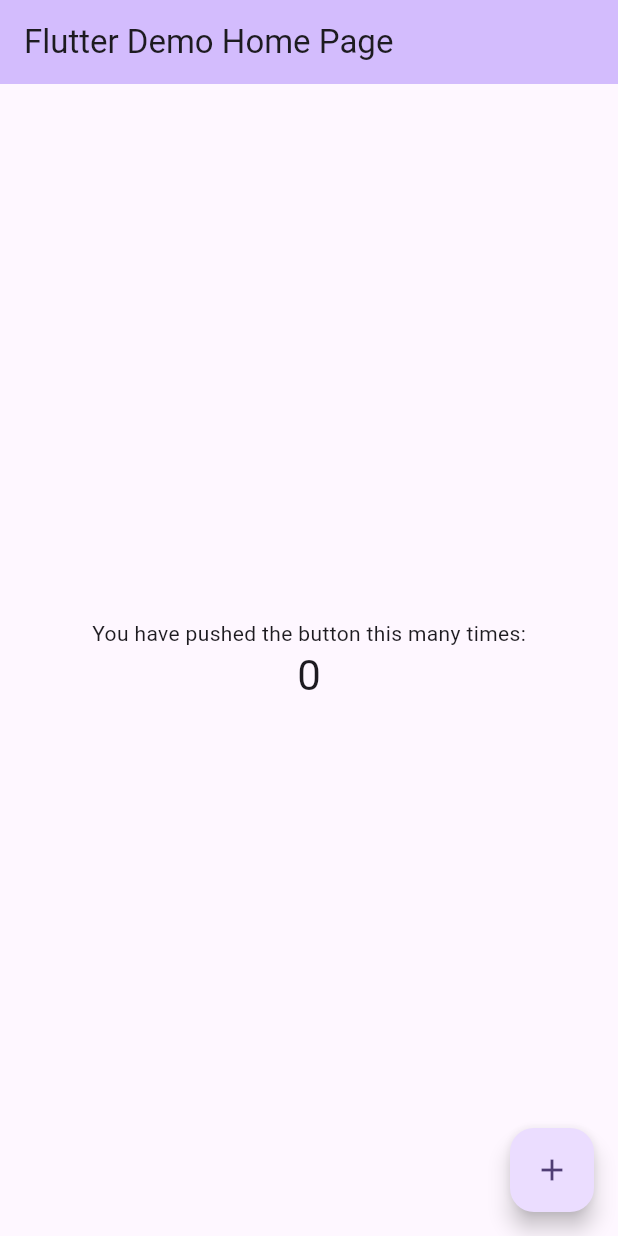
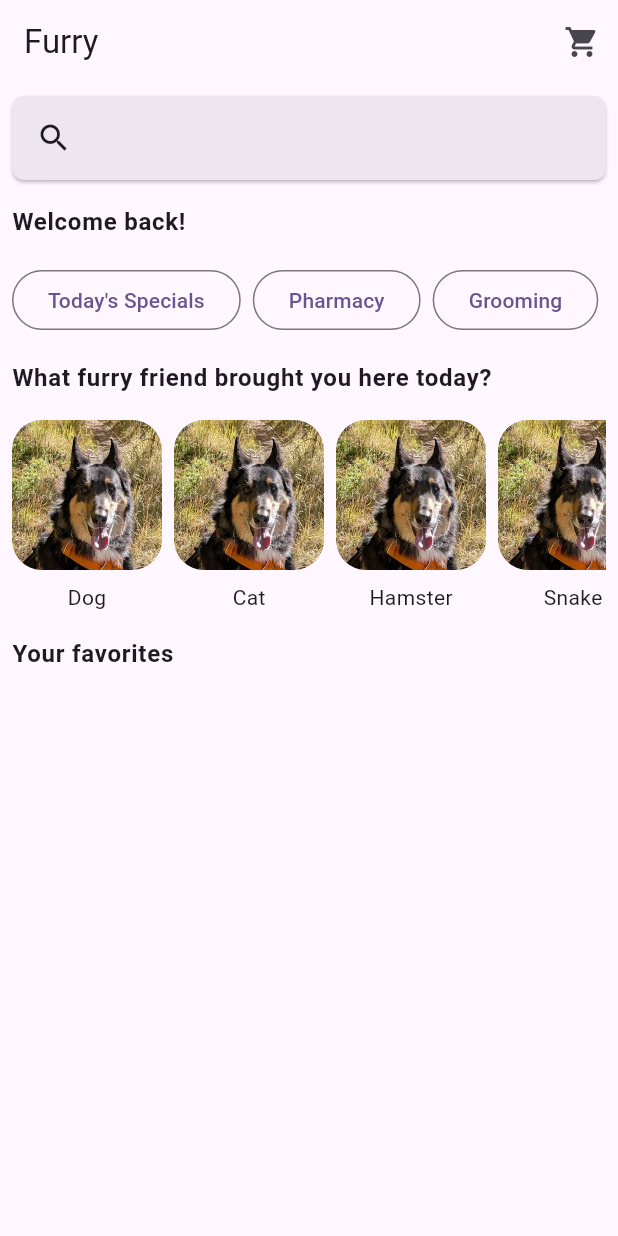
Before and after one commit to noahcolvin/furry_flutter, a Flutter app: the screen it shows after launch, on a phone screen of 412 x 824 dp. Run offline on Flutter 3.47's test engine with Material 3 defaults, Android fonts, the phone set to English and light mode, and no system bars.

Commit message:
Starting to get the dashboard look together

```diff
--- /dev/null
+++ b/lib/features/dashboard/presentation/dashboard_screen.dart
@@ -0,0 +1,125 @@
+import 'package:flutter/material.dart';
+import 'package:furry_flutter/features/dashboard/presentation/furry_friend_widget.dart';
+
+class DashboardScreen extends StatelessWidget {
+  const DashboardScreen({super.key});
+
+  @override
+  Widget build(BuildContext context) {
+    return Scaffold(
+      appBar: AppBar(
+        title: const Text('Furry'),
+        actions: [
+          IconButton(
+            icon: const Icon(Icons.shopping_cart),
+            onPressed: () {
+              //showSearch(context: context, delegate: SearchBarDelegate());
+            },
+          ),
+        ],
+      ),
+      body: Padding(
+        padding: const EdgeInsets.all(8.0),
+        child: Column(
+          crossAxisAlignment: CrossAxisAlignment.start,
+          spacing: 16.0,
+          children: [
+            SearchAnchor(
+              builder: (BuildContext context, SearchController controller) {
+                return SearchBar(
+                  controller: controller,
+                  padding: const WidgetStatePropertyAll<EdgeInsets>(EdgeInsets.symmetric(horizontal: 16.0)),
+                  onTap: () {
+                    controller.openView();
+                  },
+                  onChanged: (_) {
+                    controller.openView();
+                  },
+                  leading: const Icon(Icons.search),
+                );
+              },
+              suggestionsBuilder: (BuildContext context, SearchController controller) {
+                return List<ListTile>.generate(
+                  5,
+                  (int index) {
+                    final String item = 'item $index';
+                    return ListTile(
+                      title: Text(item),
+                      onTap: () {
+                        controller.closeView(item);
+                      },
+                    );
+                  },
+                );
+              },
+            ),
+            Text(
+              'Welcome back!',
+              style: Theme.of(context).textTheme.bodyLarge?.copyWith(
+                    fontWeight: FontWeight.bold,
+                  ),
+            ),
+            SingleChildScrollView(
+              scrollDirection: Axis.horizontal,
+              child: Row(
+                spacing: 8.0,
+                children: [
+                  OutlinedButton(child: Text('Today\'s Specials'), onPressed: () {}),
+                  OutlinedButton(child: Text('Pharmacy'), onPressed: () {}),
+                  OutlinedButton(child: Text('Grooming'), onPressed: () {}),
+                  OutlinedButton(child: Text('Locations'), onPressed: () {}),
+                  OutlinedButton(child: Text('Rescue'), onPressed: () {}),
+                  OutlinedButton(child: Text('Vet Finder'), onPressed: () {}),
+                ],
+              ),
+            ),
+            Text(
+              'What furry friend brought you here today?',
+              style: Theme.of(context).textTheme.bodyLarge?.copyWith(
+                    fontWeight: FontWeight.bold,
+                  ),
+            ),
+            SingleChildScrollView(
+              scrollDirection: Axis.horizontal,
+              child: Row(
+                spacing: 8.0,
+                children: [
+                  FurryFriend(
+                    assetPath: 'assets/images/dog.png',
+                    name: 'Dog',
+                  ),
+                  FurryFriend(
+                    assetPath: 'assets/images/dog.png',
+                    name: 'Cat',
+                  ),
+                  FurryFriend(
+                    assetPath: 'assets/images/dog.png',
+                    name: 'Hamster',
+                  ),
+                  FurryFriend(
+                    assetPath: 'assets/images/dog.png',
+                    name: 'Snake',
+                  ),
+                  FurryFriend(
+                    assetPath: 'assets/images/dog.png',
+                    name: 'Ferret',
+                  ),
+                  FurryFriend(
+                    assetPath: 'assets/images/dog.png',
+                    name: 'Fish',
+                  ),
+                ],
+              ),
+            ),
+            Text(
+              'Your favorites',
+              style: Theme.of(context).textTheme.bodyLarge?.copyWith(
+                    fontWeight: FontWeight.bold,
+                  ),
+            ),
+          ],
+        ),
+      ),
+    );
+  }
+}
--- /dev/null
+++ b/lib/features/dashboard/presentation/furry_friend_widget.dart
@@ -0,0 +1,29 @@
+import 'package:flutter/material.dart';
+
+class FurryFriend extends StatelessWidget {
+  const FurryFriend({
+    super.key,
+    required this.assetPath,
+    required this.name,
+  });
+
+  final String assetPath;
+  final String name;
+
+  @override
+  Widget build(BuildContext context) {
+    return Column(
+      spacing: 8.0,
+      children: [
+        ClipRRect(
+          borderRadius: BorderRadius.circular(20),
+          child: SizedBox(
+            width: 100,
+            child: Image.asset(assetPath),
+          ),
+        ),
+        Text(name),
+      ],
+    );
+  }
+}
--- a/lib/main.dart
+++ b/lib/main.dart
@@ -1,4 +1,5 @@
 import 'package:flutter/material.dart';
+import 'package:furry_flutter/features/dashboard/presentation/dashboard_screen.dart';
 
 void main() {
   runApp(const MyApp());
@@ -29,97 +30,17 @@
         // This works for code too, not just values: Most code changes can be
         // tested with just a hot reload.
         colorScheme: ColorScheme.fromSeed(seedColor: Colors.deepPurple),
+        searchBarTheme: SearchBarThemeData(
+          elevation: WidgetStatePropertyAll(1.0),
+          shape: WidgetStateProperty.all(
+            const RoundedRectangleBorder(
+              borderRadius: BorderRadius.all(Radius.circular(8)),
+            ),
+          ),
+        ),
         useMaterial3: true,
       ),
-      home: const MyHomePage(title: 'Flutter Demo Home Page'),
+      home: const DashboardScreen(),
     );
   }
 }
-
-class MyHomePage extends StatefulWidget {
-  const MyHomePage({super.key, required this.title});
-
-  // This widget is the home page of your application. It is stateful, meaning
-  // that it has a State object (defined below) that contains fields that affect
-  // how it looks.
-
-  // This class is the configuration for the state. It holds the values (in this
-  // case the title) provided by the parent (in this case the App widget) and
-  // used by the build method of the State. Fields in a Widget subclass are
-  // always marked "final".
-
-  final String title;
-
-  @override
-  State<MyHomePage> createState() => _MyHomePageState();
-}
-
-class _MyHomePageState extends State<MyHomePage> {
-  int _counter = 0;
-
-  void _incrementCounter() {
-    setState(() {
-      // This call to setState tells the Flutter framework that something has
-      // changed in this State, which causes it to rerun the build method below
-      // so that the display can reflect the updated values. If we changed
-      // _counter without calling setState(), then the build method would not be
-      // called again, and so nothing would appear to happen.
-      _counter++;
-    });
-  }
-
-  @override
-  Widget build(BuildContext context) {
-    // This method is rerun every time setState is called, for instance as done
-    // by the _incrementCounter method above.
-    //
-    // The Flutter framework has been optimized to make rerunning build methods
-    // fast, so that you can just rebuild anything that needs updating rather
-    // than having to individually change instances of widgets.
-    return Scaffold(
-      appBar: AppBar(
-        // TRY THIS: Try changing the color here to a specific color (to
-        // Colors.amber, perhaps?) and trigger a hot reload to see the AppBar
-        // change color while the other colors stay the same.
-        backgroundColor: Theme.of(context).colorScheme.inversePrimary,
-        // Here we take the value from the MyHomePage object that was created by
-        // the App.build method, and use it to set our appbar title.
-        title: Text(widget.title),
-      ),
-      body: Center(
-        // Center is a layout widget. It takes a single child and positions it
-        // in the middle of the parent.
-        child: Column(
-          // Column is also a layout widget. It takes a list of children and
-          // arranges them vertically. By default, it sizes itself to fit its
-          // children horizontally, and tries to be as tall as its parent.
-          //
-          // Column has various properties to control how it sizes itself and
-          // how it positions its children. Here we use mainAxisAlignment to
-          // center the children vertically; the main axis here is the vertical
-          // axis because Columns are vertical (the cross axis would be
-          // horizontal).
-          //
-          // TRY THIS: Invoke "debug painting" (choose the "Toggle Debug Paint"
-          // action in the IDE, or press "p" in the console), to see the
-          // wireframe for each widget.
-          mainAxisAlignment: MainAxisAlignment.center,
-          children: <Widget>[
-            const Text(
-              'You have pushed the button this many times:',
-            ),
-            Text(
-              '$_counter',
-              style: Theme.of(context).textTheme.headlineMedium,
-            ),
-          ],
-        ),
-      ),
-      floatingActionButton: FloatingActionButton(
-        onPressed: _incrementCounter,
-        tooltip: 'Increment',
-        child: const Icon(Icons.add),
-      ), // This trailing comma makes auto-formatting nicer for build methods.
-    );
-  }
-}
--- a/pubspec.yaml
+++ b/pubspec.yaml
@@ -62,6 +62,9 @@ flutter:
   #   - images/a_dot_burr.jpeg
   #   - images/a_dot_ham.jpeg
 
+  assets:
+    - assets/images/dog.png
+
   # An image asset can refer to one or more resolution-specific "variants", see
   # https://flutter.dev/to/resolution-aware-images
 
```
Also changed, not shown: assets/images/dog.png (added).
